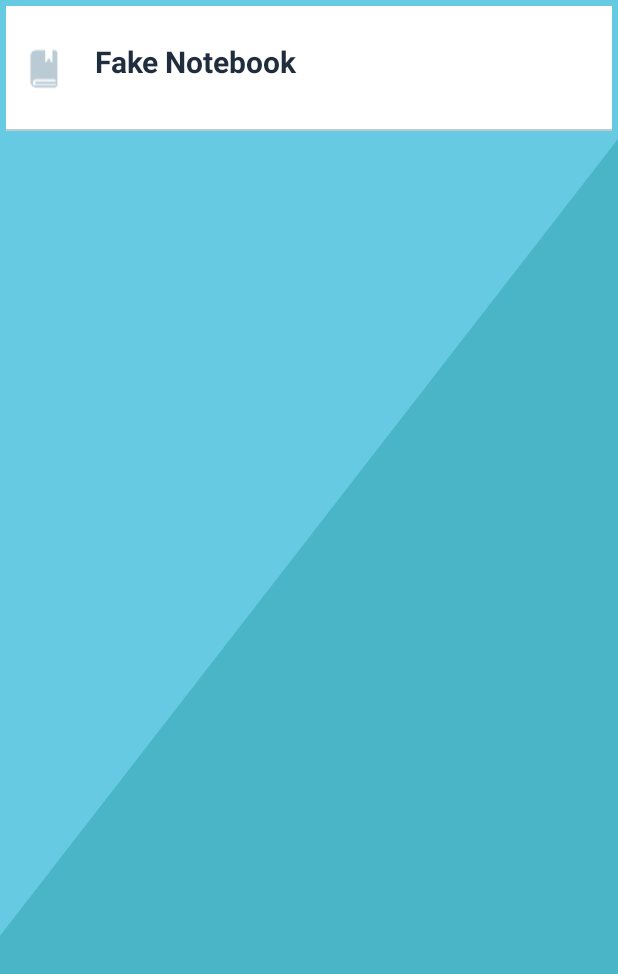
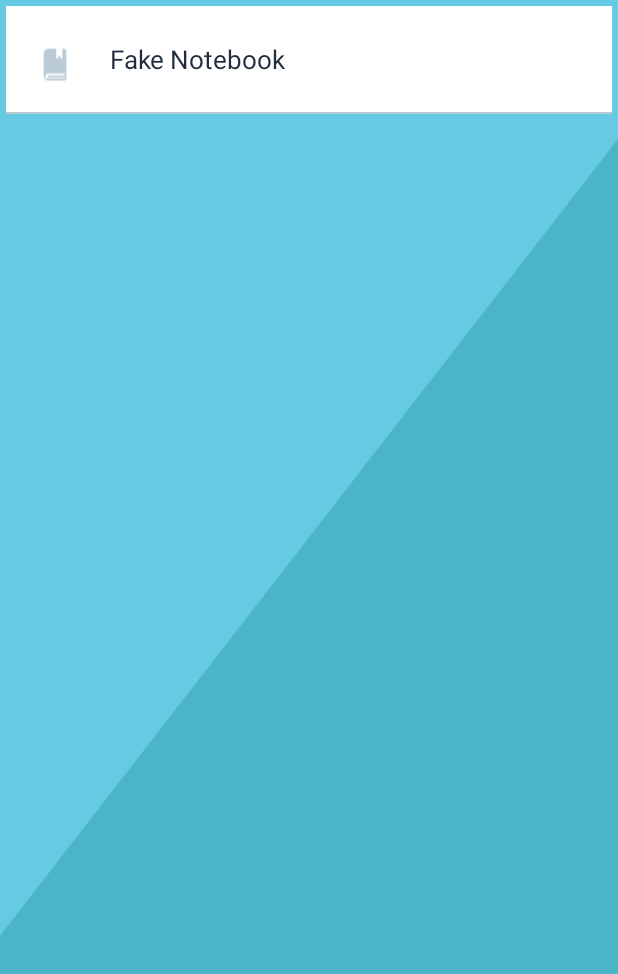
Before and after one commit to Clairverbot/welp, an Android app: the layout currentuser_notebook_item.xml on its own in the app's theme, with its tools: preview values and no code run, on a phone screen of 412 x 824 dp. Shown: the top 974 px of the screen. Run offline under Robolectric (Android 15) with nearby library versions, the light colour scheme and no system bars.

Commit message:
Started notebook

```diff
--- a/app/src/main/java/com/example/clair/welp/Firebase/NoteFirestore.java
+++ b/app/src/main/java/com/example/clair/welp/Firebase/NoteFirestore.java
@@ -54,6 +54,7 @@ public class NoteFirestore {
     SimpleDateFormat sdf=new SimpleDateFormat("yyyy-MM-dd");
     String datePosted,deleted;
     List<String>tags;
+    Map<String, Boolean> notebooks = new HashMap<>();
     int upvote,downvote;
 
     public NoteFirestore(MainActivity r) {
@@ -121,6 +122,7 @@ public class NoteFirestore {
                                 //String[][] comments = {{document.getString(magicalNames.getNotes_Column_CommentUsername())}, {document.getString(magicalNames.getNotes_Column_Comment())}};
                                 upvote = Integer.parseInt(document.getLong(magicalNames.getNotes_Column_Upvote()).toString());
                                 downvote = Integer.parseInt(document.getLong(magicalNames.getNotes_Column_Downvote()).toString());
+                                //notebooks = document.getData(magicalNames.getNotes_Column_Notebooks());
 
                                 db.collection("Users").document(email).get().addOnCompleteListener(new OnCompleteListener<DocumentSnapshot>() {
                                     @Override
--- a/app/src/main/java/com/example/clair/welp/MainActivity.java
+++ b/app/src/main/java/com/example/clair/welp/MainActivity.java
@@ -128,7 +128,10 @@ public class MainActivity extends AppCompatActivity implements View.OnClickListe
                     case R.id.action_noti:
                         break;
                     case R.id.action_profile:
-                        startActivity(new Intent(MainActivity.this,ProfileActivity.class));
+                        int FRAGMENT_A = 0;
+                        Intent i = new Intent(MainActivity.this, ProfileActivity.class);
+                        i.putExtra("frgToLoad", FRAGMENT_A);
+                        startActivity(i);
                         break;
                 }
                 return true;
--- a/app/src/main/res/layout/currentuser_notebook_item.xml
+++ b/app/src/main/res/layout/currentuser_notebook_item.xml
@@ -1,5 +1,6 @@
 <?xml version="1.0" encoding="utf-8"?>
 <LinearLayout xmlns:android="http://schemas.android.com/apk/res/android"
+    xmlns:tools="http://schemas.android.com/tools"
     android:layout_width="match_parent"
     android:layout_height="wrap_content"
     xmlns:app="http://schemas.android.com/apk/res-auto"
@@ -12,27 +13,29 @@
         android:orientation="horizontal"
         android:layout_margin="8dp"
         android:paddingTop="15dp"
-        android:paddingBottom="15dp">
+        android:paddingBottom="9dp"
+        android:paddingLeft="10dp">
         <ImageView
             android:id="@+id/ivNotebookImg"
-            android:layout_width="35dp"
-            android:layout_height="35dp"
-
+            android:layout_width="30dp"
+            android:layout_height="30dp"
             android:src="@drawable/notebook"
             />
+
         <TextView
-            android:id="@+id/tvRecipeName"
+            android:id="@+id/tvNotebookName"
             android:layout_width="wrap_content"
             android:layout_height="wrap_content"
+            android:layout_marginHorizontal="16dp"
+            android:layout_marginLeft="16dp"
+            android:maxWidth="220dp"
+            android:paddingLeft="5dp"
+            android:scrollHorizontally="false"
+            android:text="Fake Notebook"
+            android:textColor="#1F2D3D"
+            android:textSize="17sp"
             app:layout_constraintLeft_toRightOf="@id/ivNotebookImg"
-            android:text="Fake Notebook"
-            android:textStyle="bold"
-            android:scrollHorizontally="false"
-            android:textSize="20sp"
-            android:layout_marginHorizontal="16dp"
-            android:maxWidth="220dp"
-            android:textColor="#1F2D3D"
-            />
+            tools:layout_editor_absoluteY="3dp" />
 
     </android.support.constraint.ConstraintLayout>
     <View
--- a/app/src/main/res/layout/currentuser_notebooks_fragment.xml
+++ b/app/src/main/res/layout/currentuser_notebooks_fragment.xml
@@ -29,10 +29,10 @@
         android:textColor="@color/colorPrimary"/>
 
     <android.support.v7.widget.RecyclerView
-        android:id="@+id/rvNote"
+        android:id="@+id/rvNotebook"
         android:layout_width="match_parent"
         android:layout_height="match_parent"
-        android:layout_marginHorizontal="8dp"
+        android:layout_marginHorizontal="4dp"
         android:layout_marginTop="8dp"
         android:scrollbarAlwaysDrawVerticalTrack="true"
         android:scrollbars="vertical"
--- a/build.gradle
+++ b/build.gradle
@@ -8,7 +8,7 @@ buildscript {
     }
     dependencies {
         classpath 'com.android.tools.build:gradle:3.1.2'
-        classpath 'com.google.gms:google-services:3.2.0'
+        classpath 'com.google.gms:google-services:4.0.1'
 
         // NOTE: Do not place your application dependencies here; they belong
         // in the individual module build.gradle files
```
Also changed, not shown: app/build.gradle (+6 -2 lines), app/src/main/AndroidManifest.xml (+6 -2 lines), app/src/main/java/com/example/clair/welp/Firebase/MagicalNames.java (+7 -0 lines), app/src/main/java/com/example/clair/welp/FragmentCurrentUserNotebooks.java (+157 -0 lines), app/src/main/java/com/example/clair/welp/FragmentCurrentUserPosts.java (+0 -8 lines), app/src/main/java/com/example/clair/welp/Objects/Note.java (+11 -0 lines), app/src/main/java/com/example/clair/welp/ProfileActivity.java (+15 -14 lines).
